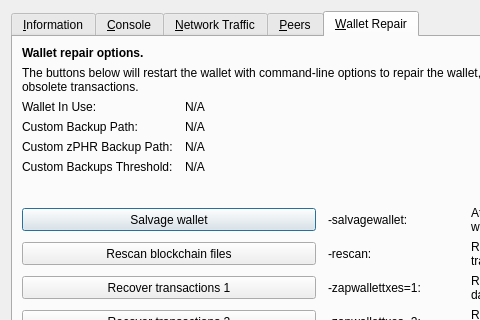
Qt form src/qt/forms/rpcconsole.ui (digitalrupee-project/rupee) before a commit; both pictures show x 0 to 480 and y 0 to 320 of the 769 by 485 pixel window.
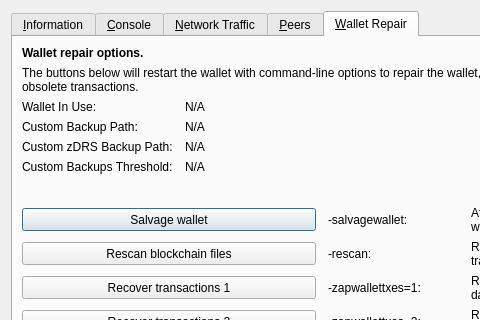
The same form after that commit. The open tabs and pages were chosen to show the change. Icons and pictures are not drawn. Custom widgets are drawn as their Qt base class.

```diff
--- a/src/qt/forms/rpcconsole.ui
+++ b/src/qt/forms/rpcconsole.ui
@@ -1328,7 +1328,7 @@
        <item row="4" column="0">
         <widget class="QLabel" name="wallet_customzphrbackuppath_label">
          <property name="text">
-          <string>Custom zPHR Backup Path:</string>
+          <string>Custom zDRS Backup Path:</string>
          </property>
          <property name="visible">
           <bool>false</bool>
```
